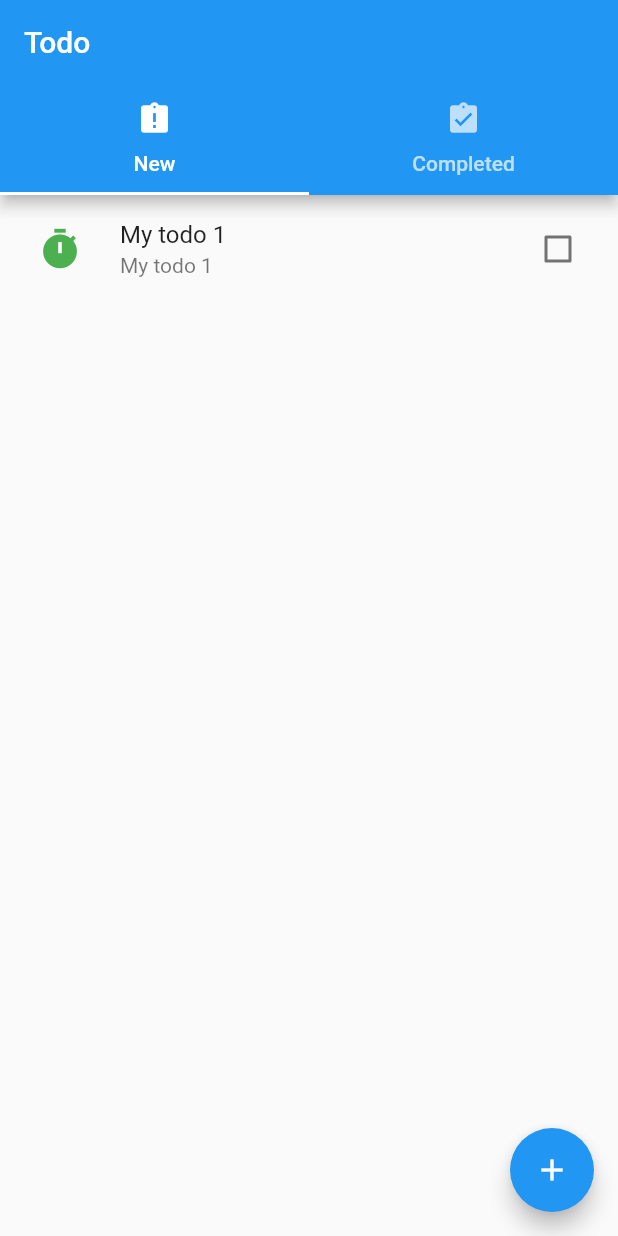
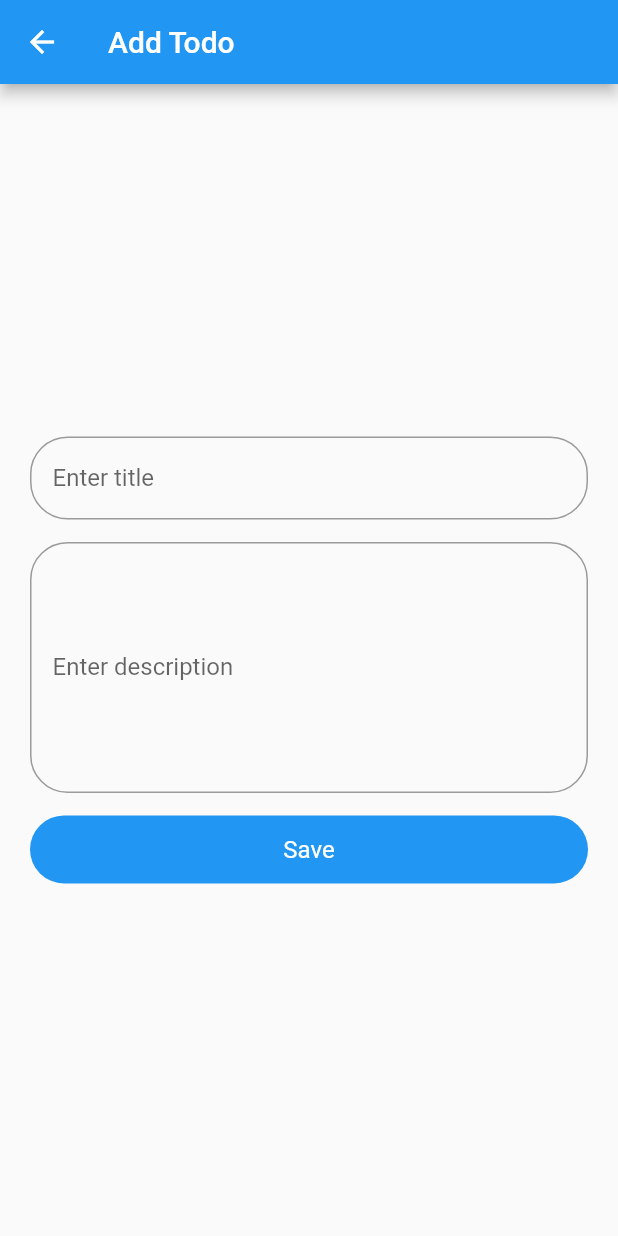
Before and after one commit to Hashir-Umar/flutter, a Flutter app: the screen it shows after launch, after a tap on the "add" icon, on a phone screen of 412 x 824 dp. Run offline on Flutter 3.47's test engine with Material 2 defaults, Android fonts, the phone set to English and light mode, and no system bars; our stand-ins replace get.

Commit message:
added basic functionality

```diff
--- a/todo_app/lib/main.dart
+++ b/todo_app/lib/main.dart
@@ -3,6 +3,7 @@ import 'package:provider/provider.dart';
 import 'package:todo_app/todo/TodoListProvider.dart';
 import 'package:todo_app/ui/TodoListCompleted.dart';
 import 'package:todo_app/ui/TodoListNew.dart';
+import 'package:get/get.dart';
 
 void main() {
   runApp(MyApp());
@@ -11,7 +12,7 @@ void main() {
 class MyApp extends StatelessWidget {
   @override
   Widget build(BuildContext context) {
-    return MaterialApp(
+    return GetMaterialApp(
       title: 'Todo application',
       theme: ThemeData(
         primarySwatch: Colors.blue,
@@ -25,6 +26,7 @@ class MyApp extends StatelessWidget {
     );
   }
 }
+
 
 class MyHome extends StatefulWidget {
   @override
--- a/todo_app/lib/todo/TodoListProvider.dart
+++ b/todo_app/lib/todo/TodoListProvider.dart
@@ -17,6 +17,15 @@ class TodoListProvider extends ChangeNotifier {
     notifyListeners();
   }
 
+  updateTodo(String id, String title, String description) {
+    _todoList.removeWhere((element) => element.id == id);
+    _todoList.add(
+        TodoModel(title, description, 0)
+    );
+
+    notifyListeners();
+  }
+
   remove(index) {
     _todoList.removeAt(index);
     print(_todoList.toString());
--- a/todo_app/lib/todo/TodoModel.dart
+++ b/todo_app/lib/todo/TodoModel.dart
@@ -1,11 +1,18 @@
+import 'package:uuid/uuid.dart';
+
 class TodoModel {
 
+  String _id;
   String _title;
   String _description;
   int _isDone;
 
-  TodoModel(this._title, this._description, this._isDone);
+  TodoModel(this._title, this._description, this._isDone) {
+    var uuid = Uuid();
+    this._id = uuid.v1();
+  }
 
+  String get id => this._id;
   String get title => this._title;
   String get description => this._description;
   int get isDone => this._isDone;
--- /dev/null
+++ b/todo_app/lib/ui/TodoCreateUpdate.dart
@@ -0,0 +1,123 @@
+import 'package:flutter/cupertino.dart';
+import 'package:flutter/material.dart';
+import 'package:get/get.dart';
+import 'package:provider/provider.dart';
+import 'package:todo_app/todo/TodoListProvider.dart';
+import 'package:todo_app/todo/TodoModel.dart';
+
+class TodoCreateUpdate extends StatefulWidget {
+  @override
+  _TodoCreateUpdateState createState() => _TodoCreateUpdateState();
+}
+
+class _TodoCreateUpdateState extends State<TodoCreateUpdate> {
+  final GlobalKey<FormState> _formKey = GlobalKey<FormState>();
+
+  String _title;
+  String _description;
+  int _isDone;
+  String _pageName = "Add Todo";
+
+  @override
+  Widget build(BuildContext context) {
+    _title = "";
+    _description = "";
+    _isDone = 0;
+
+    if (Get.arguments != null) {
+      final TodoModel mArgument = Get.arguments;
+      _title = mArgument.title;
+      _description = mArgument.description;
+      _isDone = mArgument.isDone;
+      _pageName = "Update Todo";
+    }
+
+    return Scaffold(
+        appBar: AppBar(
+          title: Text(_pageName),
+        ),
+        body: Form(
+          key: _formKey,
+          child: Container(
+            padding: EdgeInsets.all(20.0),
+            child: Column(
+              mainAxisAlignment: MainAxisAlignment.center,
+              children: <Widget>[
+                Container(
+                  child: TextFormField(
+                    initialValue: _title,
+                    onSaved: (input) => _title = input,
+                    validator: (input) =>
+                        input.isEmpty ? "Please type title" : null,
+                    keyboardType: TextInputType.text,
+                    style: TextStyle(fontSize: 16, color: Colors.black),
+                    textInputAction: TextInputAction.next,
+                    decoration: InputDecoration(
+                      labelText: "Enter title",
+                      contentPadding: new EdgeInsets.symmetric(
+                          vertical: MediaQuery.of(context).size.height * 0.022,
+                          horizontal: 15.0),
+                      border: OutlineInputBorder(
+                        borderRadius: BorderRadius.all(Radius.circular(25)),
+                      ),
+                    ),
+                    onFieldSubmitted: (String value) {},
+                  ),
+                ),
+                SizedBox(
+                  height: 15,
+                ),
+                Container(
+                  child: TextFormField(
+                    initialValue: _description,
+                    onSaved: (input) => _description = input,
+                    validator: (input) =>
+                        input.isEmpty ? "Please type description" : null,
+                    keyboardType: TextInputType.text,
+                    style: TextStyle(fontSize: 16, color: Colors.black),
+                    textInputAction: TextInputAction.next,
+                    decoration: InputDecoration(
+                      labelText: "Enter description",
+                      contentPadding: new EdgeInsets.symmetric(
+                          vertical: MediaQuery.of(context).size.height * 0.09,
+                          horizontal: 15.0),
+                      border: OutlineInputBorder(
+                        borderRadius: BorderRadius.all(Radius.circular(25)),
+                      ),
+                    ),
+                    onFieldSubmitted: (String value) {},
+                  ),
+                ),
+                SizedBox(
+                  height: 15,
+                ),
+                Container(
+                  child: GestureDetector(
+                      onTap: _submit,
+                      child: Container(
+                        height: MediaQuery.of(context).size.height * 0.055,
+                        decoration: BoxDecoration(
+                            color: Colors.blue,
+                            borderRadius:
+                                BorderRadius.all(Radius.circular(25))),
+                        child: Center(
+                          child: Text(
+                            "Save",
+                            style: TextStyle(color: Colors.white, fontSize: 16),
+                          ),
+                        ),
+                      )),
+                ),
+              ],
+            ),
+          ),
+        ));
+  }
+
+  void _submit() {
+    if (_formKey.currentState.validate()) {
+      _formKey.currentState.save();
+      Get.back(result: TodoModel(_title, _description, 0));
+    }
+  }
+}
--- a/todo_app/lib/ui/TodoListNew.dart
+++ b/todo_app/lib/ui/TodoListNew.dart
@@ -2,6 +2,9 @@ import 'package:flutter/cupertino.dart';
 import 'package:flutter/material.dart';
 import 'package:provider/provider.dart';
 import 'package:todo_app/todo/TodoListProvider.dart';
+import 'package:get/get.dart';
+import 'package:todo_app/todo/TodoModel.dart';
+import 'package:todo_app/ui/TodoCreateUpdate.dart';
 
 class TodoListNew extends StatelessWidget {
   @override
@@ -35,11 +38,25 @@ class TodoListNew extends StatelessWidget {
                       itemCount: todo.todoList.length,
                       itemBuilder: (context, index) {
                         return ListTile(
+                          onTap: () async {
+                            try {
+                              TodoModel result = await Get.to(
+                                  TodoCreateUpdate(),
+                                  arguments: TodoModel(
+                                      todo.todoList[index].title,
+                                      todo.todoList[index].description,
+                                      todo.todoList[index].isDone));
+                              Provider.of<TodoListProvider>(context)
+                                  .updateTodo(todo.todoList[index].id, result.title, result.description);
+                            } on NoSuchMethodError catch (exception) {
+                              print("Back button called with no input added");
+                            }
+                          },
                           title: Text(
                             "${todo.todoList[index].title}",
                           ),
                           subtitle: Text(
-                            "${todo.todoList[index].title}",
+                            "${todo.todoList[index].description}",
                           ),
                           onLongPress: () async {
                             showDialog<void>(
@@ -99,10 +116,14 @@ class TodoListNew extends StatelessWidget {
                     padding: EdgeInsets.only(right: 16, bottom: 16),
                     child: FloatingActionButton(
                       child: Icon(Icons.add),
-                      onPressed: () {
-                        Provider.of<TodoListProvider>(context).addTodo(
-                            "My todo 1",
-                            "This my testing todo. As I am trying to add a new");
+                      onPressed: () async {
+                        try {
+                          TodoModel result = await Get.to(TodoCreateUpdate());
+                          Provider.of<TodoListProvider>(context)
+                              .addTodo(result.title, result.description);
+                        } on NoSuchMethodError catch (exception) {
+                          print("Back button called with no input added");
+                        }
                       },
                     ),
                   )),
--- a/todo_app/pubspec.yaml
+++ b/todo_app/pubspec.yaml
@@ -34,6 +34,8 @@ dev_dependencies:
   flutter_test:
     sdk: flutter
 
+  get:
+  uuid: '2.2.2'
 # For information on the generic Dart part of this file, see the
 # following page: https://dart.dev/tools/pub/pubspec
 
```
Also changed, not shown: todo_app/pubspec.lock.
